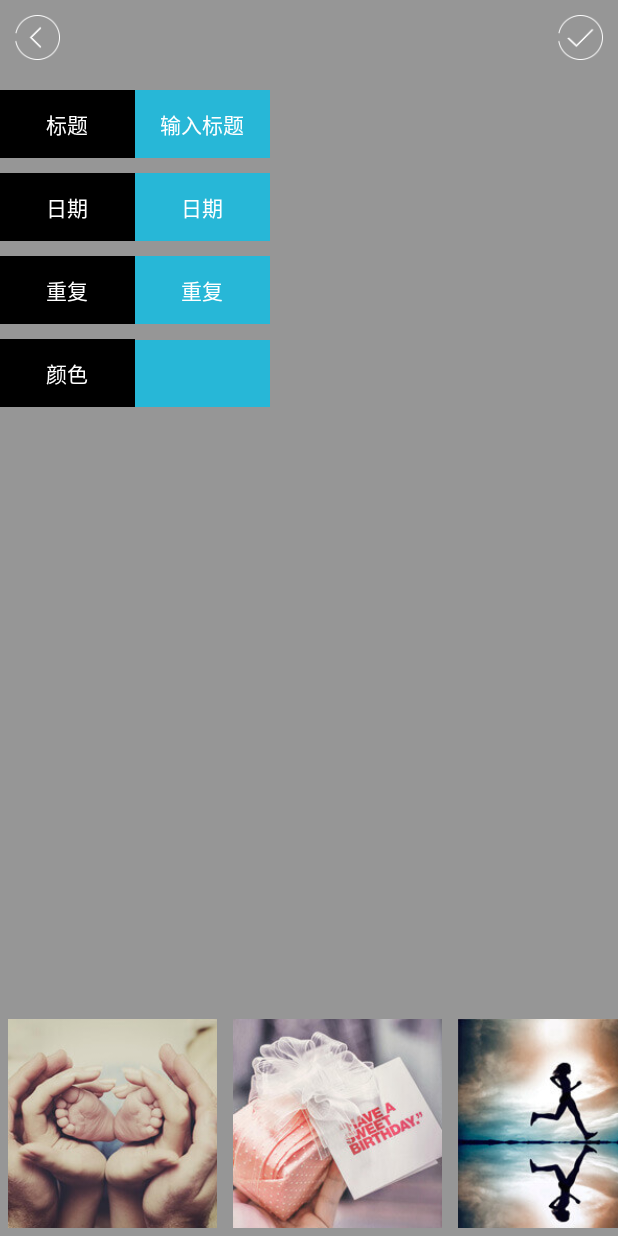
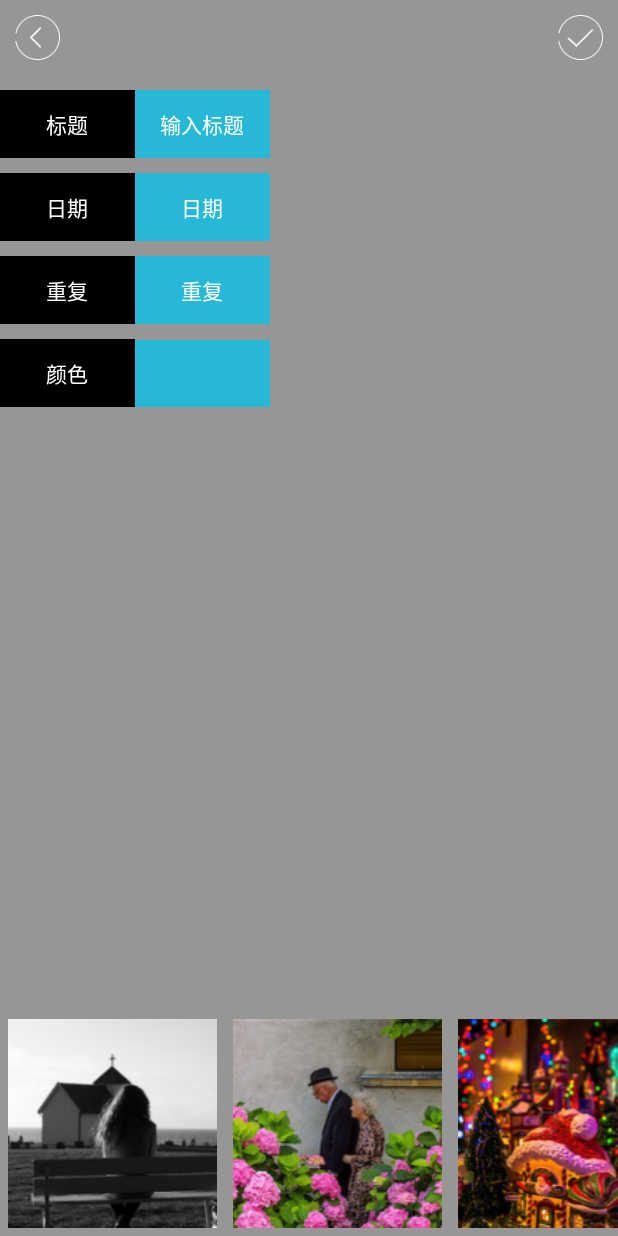
Before and after one commit to qiuboyuan1/BeautifulTime, an Android app: the BeautifulTimeChooseActivity screen opened directly, with no data from a screen before it, on a phone screen of 412 x 824 dp. Run offline under Robolectric (Android 15) with nearby library versions, the phone set to English and light mode, and no system bars.

Commit message:
修改图片

```diff
--- a/app/src/main/java/com/qiu/beautifultime/db/OrmInstence.java
+++ b/app/src/main/java/com/qiu/beautifultime/db/OrmInstence.java
@@ -19,6 +19,8 @@ public class OrmInstence {
     private static String DB_NAME = "beautifulTime.db";
     private static LiteOrm liteOrm;
 
+    private OrmInstence() {
+    }
 
     public void setOrmInstence() {
         DataBaseConfig config = new DataBaseConfig(App.sContext);
--- a/app/src/main/java/com/qiu/beautifultime/ui/activity/BeautifulTimeChooseActivity.java
+++ b/app/src/main/java/com/qiu/beautifultime/ui/activity/BeautifulTimeChooseActivity.java
@@ -62,7 +62,7 @@ public class BeautifulTimeChooseActivity extends AbsBaseActivity implements View
     private TextView dateTv;//显示日期
     private String dates;//用于显示在当前的日期按钮上
     private ItemTimeData itemTimeData;
-    private String[] picture = new String[]{"baby.jpg", "birthday.jpg", "sport.jpg", "love.jpg", "school.jpg"};
+    private String[] picture = new String[]{"one.jpg", "two.jpg", "three.jpg", "four.jpg", "five.jpg"};
     private int position;
     private RelativeLayout layout;
     private EditText titleEt;
@@ -120,11 +120,11 @@ public class BeautifulTimeChooseActivity extends AbsBaseActivity implements View
         recyclerView.setLayoutManager(manager);
 
 
-        smailDatas.add(new SetPictureData(R.mipmap.baby_thumb));
-        smailDatas.add(new SetPictureData(R.mipmap.birthday_thumb));
-        smailDatas.add(new SetPictureData(R.mipmap.sport_thumb));
-        smailDatas.add(new SetPictureData(R.mipmap.love_thumb));
-        smailDatas.add(new SetPictureData(R.mipmap.school_thumb));
+        smailDatas.add(new SetPictureData(R.mipmap.a));
+        smailDatas.add(new SetPictureData(R.mipmap.b));
+        smailDatas.add(new SetPictureData(R.mipmap.c));
+        smailDatas.add(new SetPictureData(R.mipmap.d));
+        smailDatas.add(new SetPictureData(R.mipmap.e));
 
         adapter = new OneRecyclerViewAdapter(this, smailDatas);
         recyclerView.setAdapter(adapter);
```
Also changed, not shown: app/src/main/assets/five.jpg (added), app/src/main/assets/four.jpg (added), app/src/main/assets/one.jpg (added), app/src/main/assets/three.jpg (added), app/src/main/assets/two.jpg (added), app/src/main/res/mipmap-xhdpi/a.png (added), app/src/main/res/mipmap-xhdpi/b.png (added), app/src/main/res/mipmap-xhdpi/c.png (added), app/src/main/res/mipmap-xhdpi/d.png (added), app/src/main/res/mipmap-xhdpi/e.png (added).
